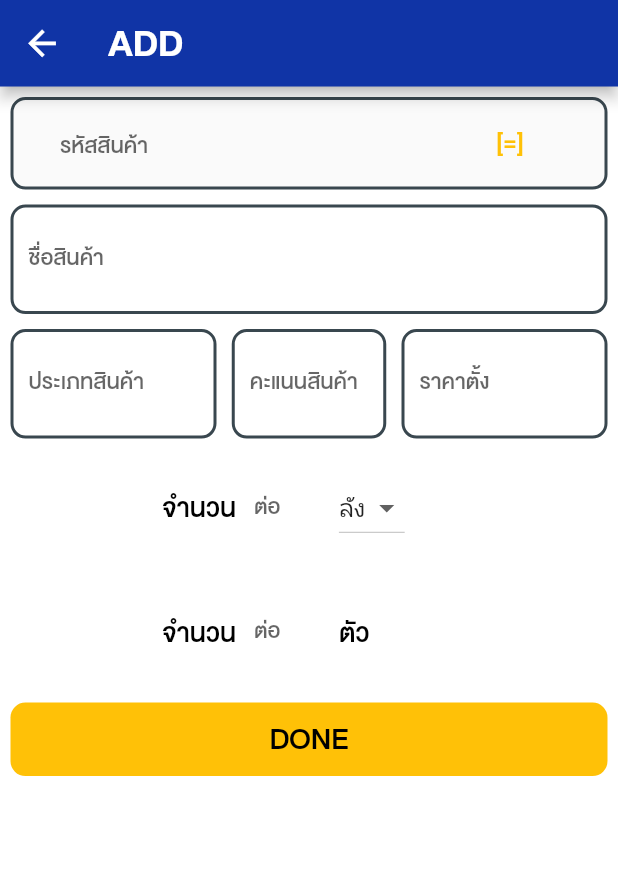
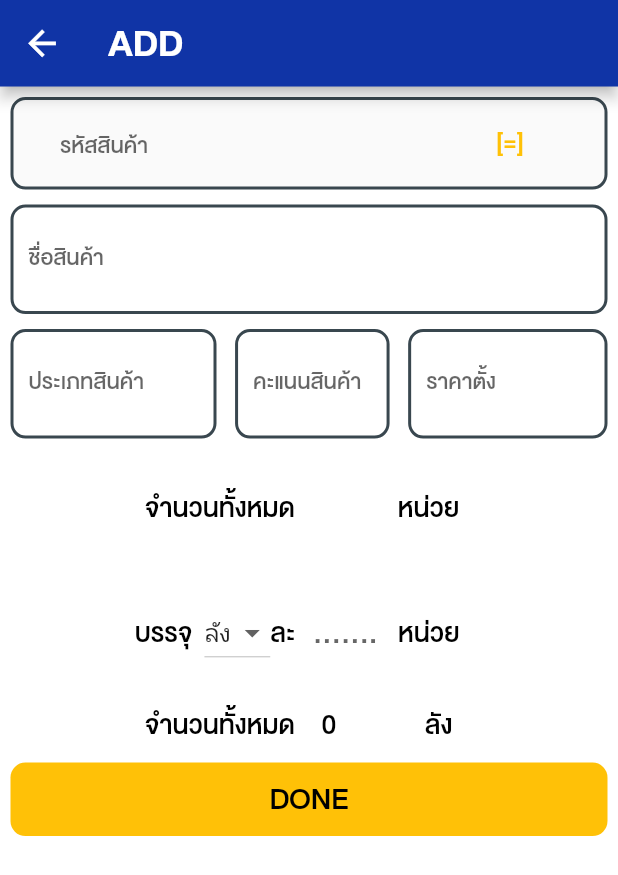
Before and after one commit to liflego/test, a Flutter app: the addnewproductpage screen opened directly, on a phone screen of 412 x 824 dp. Shown: the top 875 px of the screen. Run offline on Flutter 3.47's test engine with Material 2 defaults, Android fonts, the phone set to English and light mode, and no system bars; our stand-ins replace badges, firebase_auth, firebase_core, flutter_hex_color, flutter_signin_button, flutter_slidable and 5 more; missing offline and left inert: dart:ffi, flutter_barcode_scanner, flutter_launcher_icons, popup_card, shared_preferences_web, textfield_search; accounts and stored records are empty.

Commit message:
Update addnewproduct.dart
edit
17/01/2566

```diff
--- a/lib/page/subupdate/addnewproduct.dart
+++ b/lib/page/subupdate/addnewproduct.dart
@@ -1,5 +1,4 @@
 import 'dart:async';
-import 'dart:collection';
 import 'dart:convert';
 import 'dart:ffi';
 import 'package:flutter/material.dart';
@@ -37,6 +36,8 @@ class _addnewproductpage extends State<addnewproductpage> {
   List<String>? stringpreferences1;
   bool toggle = false;
   int selectedValue = 1;
+  int numm = 0;
+  int numper = 1;
   void initState() {
     super.initState();
   }
@@ -67,7 +68,8 @@ class _addnewproductpage extends State<addnewproductpage> {
                         size: 20.sp,
                       ))),
               backgroundColor: ColorConstants.backgroundbody,
-              body: Form(
+              body: SingleChildScrollView(
+                child: Form(
                   key: _formkey,
                   child: Container(
                     height: MediaQuery.of(context).size.height,
@@ -82,15 +84,20 @@ class _addnewproductpage extends State<addnewproductpage> {
                               mainAxisAlignment: MainAxisAlignment.spaceBetween,
                               children: [texttype(), textscore(), textprice()]),
                           SizedBox(
-                          child: textnumberspercrate(),
-                          width: MediaQuery.of(context).size.width / 2,
+                            child: textnumber(),
+                            width: MediaQuery.of(context).size.width / 1.8,
                           ),
                           SizedBox(
-                          child: textnumber(),
-                          width: MediaQuery.of(context).size.width / 2,
+                            child: textnumberspercrate(),
+                            width: MediaQuery.of(context).size.width / 1.7,
+                          ),
+                          SizedBox(
+                            child: textnumber2(),
+                            width: MediaQuery.of(context).size.width / 1.8,
                           ),
                           buttondone()
                         ],
+                      ),
                     ),
                   ),
                 ),
@@ -267,7 +274,7 @@ class _addnewproductpage extends State<addnewproductpage> {
       child: Row(
         children: [
           SizedBox(
-            width: MediaQuery.of(context).size.width / 3,
+            width: MediaQuery.of(context).size.width / 3.1,
             child: TextFormField(
               onChanged: (text) => setState(() {
                 text = price.text.trim();
@@ -306,34 +313,12 @@ class _addnewproductpage extends State<addnewproductpage> {
       child: Row(
         children: [
           Text(
-            "จำนวน",
+            "บรรจุ",
             style: TextConstants.textstyle,
           ),
-          SizedBox(
-            width: MediaQuery.of(context).size.width / 6,
-            child: TextFormField(
-              onChanged: (text) => setState(() {
-                text = numberspercrate.text.trim();
-              }),
-              controller: numberspercrate,
-              style: TextStyle(fontSize: 20.sp, fontFamily: 'newbodyfont'),
-              decoration: InputDecoration(
-                labelText: "ต่อ",
-                labelStyle:
-                    TextStyle(fontFamily: "newbodyfont", fontSize: 15.sp),
-                filled: false,
-                enabledBorder: OutlineInputBorder(
-                  borderSide: BorderSide.none,
-                ),
-              ),
-              validator: (input) {
-                if (input!.length < 1) {
-                  return "Please input";
-                }
-              },
-            ),
-          ),
-          DropdownButton(
+          Padding(
+            padding: const EdgeInsets.only(left: 8.0),
+            child: DropdownButton(
                 value: selectedValue,
                 items: [
                   DropdownMenuItem(
@@ -353,31 +338,26 @@ class _addnewproductpage extends State<addnewproductpage> {
                   setState(() {
                     selectedValue = value as int;
                   });
-              })
-        ],
+                }),
           ),
-    );
-  }
-
-  Widget textnumber() {
-    return Padding(
-      padding: EdgeInsets.all(5),
-      child: Row(
-        children: [
           Text(
-            "จำนวน",
+            "ละ",
             style: TextConstants.textstyle,
           ),
           SizedBox(
             width: MediaQuery.of(context).size.width / 6,
             child: TextFormField(
-              onChanged: (text) => setState(() {
-                text = numbers.text.trim();
+              onFieldSubmitted: (text) => setState(() {
+                text = numberspercrate.text.trim();
+                numper = int.parse(numberspercrate.text.trim());
               }),
-              controller: numbers,
-              style: TextStyle(fontSize: 20.sp, fontFamily: 'newbodyfont'),
+              controller: numberspercrate,
+              style: TextStyle(
+                  fontSize: 20.sp,
+                  fontFamily: 'newbodyfont',
+                  color: Colors.red),
               decoration: InputDecoration(
-                labelText: "ต่อ",
+                hintText: ".......",
                 labelStyle:
                     TextStyle(fontFamily: "newbodyfont", fontSize: 15.sp),
                 filled: false,
@@ -393,7 +373,86 @@ class _addnewproductpage extends State<addnewproductpage> {
             ),
           ),
           Text(
-            "ตัว",
+            "หน่วย",
+            style: TextConstants.textstyle,
+          ),
+        ],
+      ),
+    );
+  }
+
+  Widget textnumber() {
+    return Padding(
+      padding: EdgeInsets.all(5),
+      child: Row(
+        children: [
+          Text(
+            "จำนวนทั้งหมด",
+            style: TextConstants.textstyle,
+          ),
+          SizedBox(
+            width: MediaQuery.of(context).size.width / 6,
+            child: TextFormField(
+              onFieldSubmitted: (text) => setState(() {
+                text = numbers.text.trim();
+                numm = int.parse(numbers.text.trim());
+              }),
+              controller: numbers,
+              style: TextStyle(
+                  fontSize: 20.sp,
+                  fontFamily: 'newbodyfont',
+                  color: Colors.red),
+              decoration: InputDecoration(
+                labelText: "",
+                labelStyle:
+                    TextStyle(fontFamily: "newbodyfont", fontSize: 15.sp),
+                filled: false,
+                enabledBorder: OutlineInputBorder(
+                  borderSide: BorderSide.none,
+                ),
+              ),
+              validator: (input) {
+                if (input!.length < 1) {
+                  return "Please input";
+                }
+              },
+            ),
+          ),
+          Text(
+            "หน่วย",
+            style: TextConstants.textstyle,
+          ),
+        ],
+      ),
+    );
+  }
+
+  Widget textnumber2() {
+    return Padding(
+      padding: EdgeInsets.all(5),
+      child: Row(
+        children: [
+          Text(
+            "จำนวนทั้งหมด",
+            style: TextConstants.textstyle,
+          ),
+          Padding(
+            padding: const EdgeInsets.only(left: 18.0),
+            child: SizedBox(
+                width: MediaQuery.of(context).size.width / 6,
+                child: Text(
+                  (numm / numper).toInt().toString(),
+                  style: TextConstants.textstyle,
+                )),
+          ),
+          selectedValue == 1
+              ? Text("ลัง", style: TextConstants.textstyle)
+              : selectedValue == 2
+                  ? Text("มัด", style: TextConstants.textstyle)
+                  : selectedValue == 3
+                      ? Text("คู่", style: TextConstants.textstyle)
+                      : Text(
+                          "หน่วย",
                           style: TextConstants.textstyle,
                         ),
         ],
@@ -484,6 +543,7 @@ class _addnewproductpage extends State<addnewproductpage> {
           numberspercrate.clear();
           type.clear();
           code.clear();
+          price.clear();
           return showDialog(
               context: context,
               builder: (_) => new AlertDialog(
```
Lines whose indentation alone changed are shown as unchanged.
